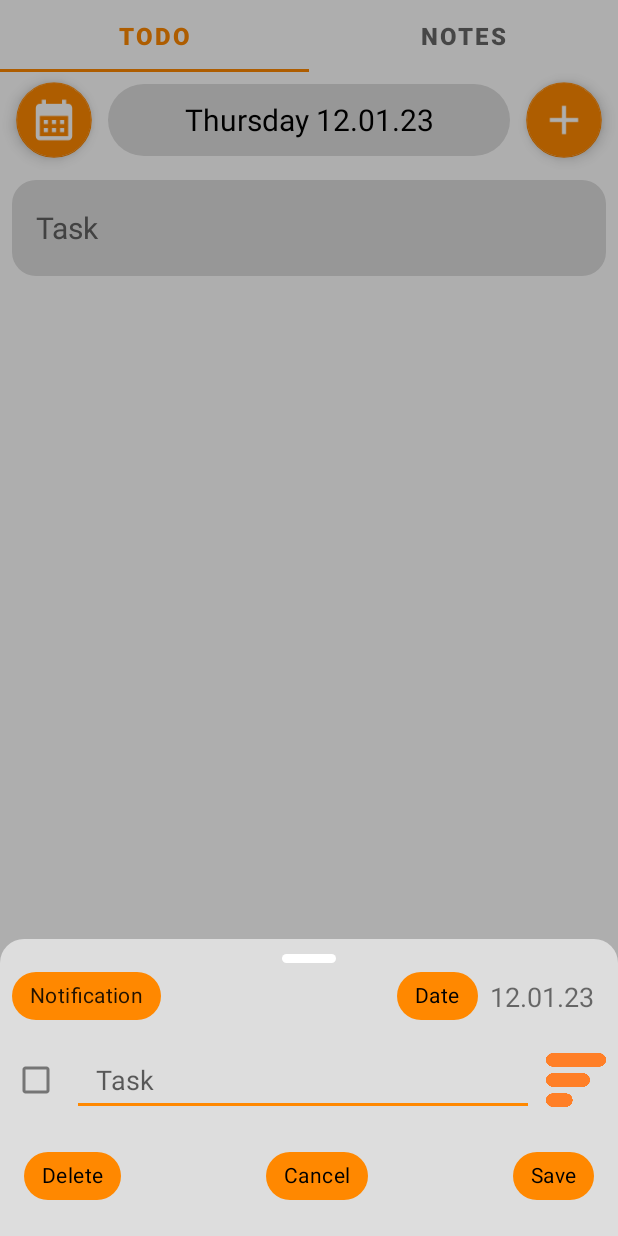
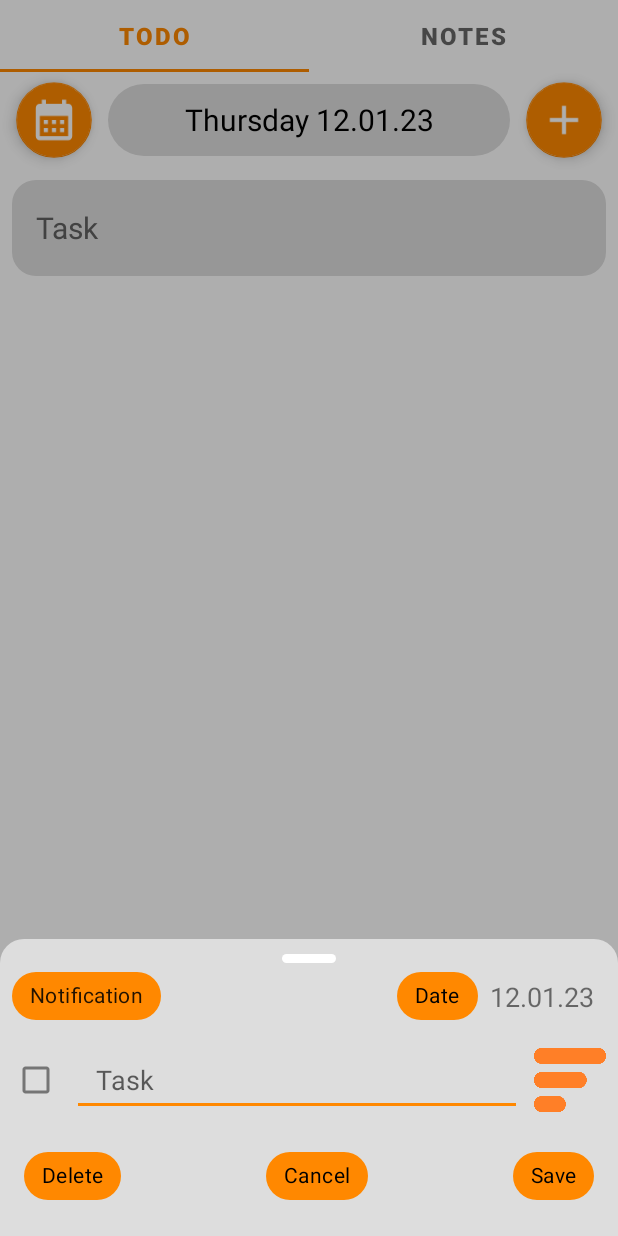
Before and after one commit to DanisDeveloper/TODO_LIST, an Android app: the screen it shows after launch (MainActivity), after a tap on an icon or button, on a phone screen of 412 x 824 dp. Run offline under Robolectric (Android 15) with nearby library versions, the phone set to English and light mode, and no system bars; our stand-ins replace Room's generated code; 1 other tap on this screen came first.

Commit message:
change layout constraints for priority menu ImageView

```diff
--- a/app/src/main/java/com/danis/android/todo_list/presentation/fragments/TODOItemBottomSheetDialogFragment.kt
+++ b/app/src/main/java/com/danis/android/todo_list/presentation/fragments/TODOItemBottomSheetDialogFragment.kt
@@ -5,6 +5,7 @@ import android.os.Build
 import android.os.Bundle
 import android.text.Editable
 import android.text.TextWatcher
+import android.view.Gravity
 import android.view.LayoutInflater
 import android.view.View
 import android.view.ViewGroup
--- a/app/src/main/res/layout/fragment_todo_item_bottom_sheet.xml
+++ b/app/src/main/res/layout/fragment_todo_item_bottom_sheet.xml
@@ -135,9 +135,9 @@
 
     <ImageButton
         android:id="@+id/menuImageButton"
-        android:layout_width="40dp"
-        android:layout_height="40dp"
-        android:layout_marginTop="12dp"
+        android:layout_width="48dp"
+        android:layout_height="48dp"
+        android:layout_marginTop="8dp"
         android:layout_marginEnd="8dp"
         android:background="@drawable/ic_priority"
         app:layout_constraintEnd_toEndOf="parent"
```
